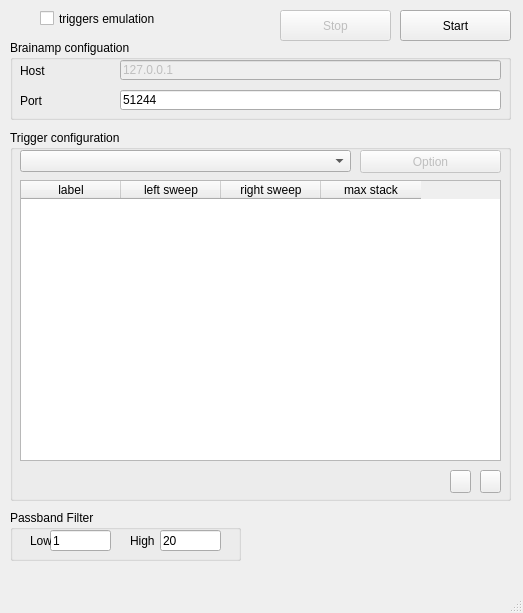
Qt form pybart/ui_configpanel.ui (felixcapuano/pybart) before a commit.
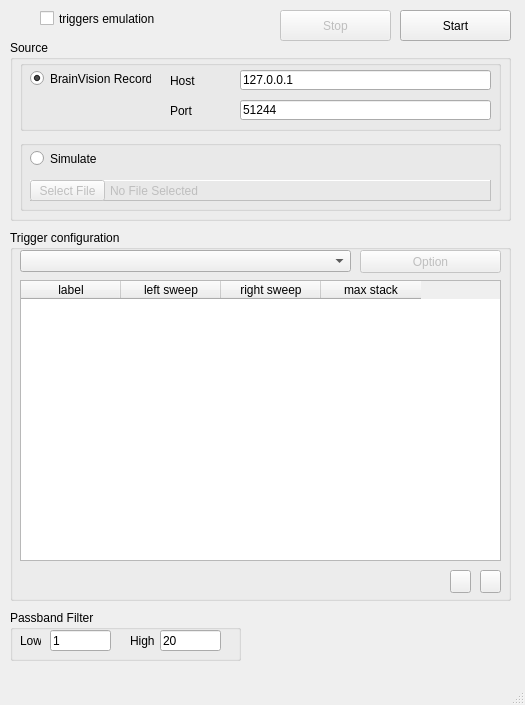
The same form after that commit. Icons and pictures are not drawn.

The edit to the form file:
```diff
--- a/pybart/ui_configpanel.ui
+++ b/pybart/ui_configpanel.ui
@@ -2,14 +2,29 @@
 <ui version="4.0">
  <class>ConfigPanel</class>
  <widget class="QMainWindow" name="ConfigPanel">
+  <property name="enabled">
+   <bool>true</bool>
+  </property>
   <property name="geometry">
    <rect>
     <x>0</x>
     <y>0</y>
-    <width>523</width>
-    <height>613</height>
+    <width>525</width>
+    <height>705</height>
    </rect>
   </property>
+  <property name="minimumSize">
+   <size>
+    <width>525</width>
+    <height>0</height>
+   </size>
+  </property>
+  <property name="maximumSize">
+   <size>
+    <width>525</width>
+    <height>16777215</height>
+   </size>
+  </property>
   <property name="contextMenuPolicy">
    <enum>Qt::CustomContextMenu</enum>
   </property>
@@ -23,73 +38,185 @@
       <x>10</x>
       <y>40</y>
       <width>501</width>
-      <height>80</height>
+      <height>181</height>
      </rect>
     </property>
     <property name="title">
-     <string>Brainamp configuation</string>
+     <string>Source</string>
     </property>
-    <widget class="QLabel" name="label_host">
+    <widget class="QGroupBox" name="groupBox_4">
      <property name="geometry">
       <rect>
        <x>10</x>
-       <y>20</y>
-       <width>91</width>
-       <height>21</height>
+       <y>100</y>
+       <width>481</width>
+       <height>71</height>
       </rect>
      </property>
-     <property name="text">
-      <string>Host</string>
+     <property name="title">
+      <string/>
      </property>
+     <widget class="QRadioButton" name="radio_simulate">
+      <property name="geometry">
+       <rect>
+        <x>10</x>
+        <y>10</y>
+        <width>82</width>
+        <height>17</height>
+       </rect>
+      </property>
+      <property name="text">
+       <string>Simulate</string>
+      </property>
+      <attribute name="buttonGroup">
+       <string notr="true">radioGroup_source</string>
+      </attribute>
+     </widget>
+     <widget class="QFrame" name="frame_select_file">
+      <property name="enabled">
+       <bool>false</bool>
+      </property>
+      <property name="geometry">
+       <rect>
+        <x>10</x>
+        <y>40</y>
+        <width>461</width>
+        <height>21</height>
+       </rect>
+      </property>
+      <property name="frameShape">
+       <enum>QFrame::Panel</enum>
+      </property>
+      <property name="frameShadow">
+       <enum>QFrame::Raised</enum>
+      </property>
+      <widget class="QPushButton" name="button_file_simulated">
+       <property name="geometry">
+        <rect>
+         <x>0</x>
+         <y>0</y>
+         <width>75</width>
+         <height>21</height>
+        </rect>
+       </property>
+       <property name="text">
+        <string>Select File</string>
+       </property>
+      </widget>
+      <widget class="QLabel" name="label_filename">
+       <property name="geometry">
+        <rect>
+         <x>80</x>
+         <y>0</y>
+         <width>371</width>
+         <height>21</height>
+        </rect>
+       </property>
+       <property name="frameShape">
+        <enum>QFrame::NoFrame</enum>
+       </property>
+       <property name="frameShadow">
+        <enum>QFrame::Plain</enum>
+       </property>
+       <property name="text">
+        <string>No File Selected</string>
+       </property>
+      </widget>
+     </widget>
     </widget>
-    <widget class="QLabel" name="label_port">
+    <widget class="QGroupBox" name="groupBox_5">
      <property name="geometry">
       <rect>
        <x>10</x>
-       <y>50</y>
-       <width>91</width>
-       <height>21</height>
-      </rect>
-     </property>
-     <property name="text">
-      <string>Port</string>
-     </property>
-    </widget>
-    <widget class="QLineEdit" name="line_host">
-     <property name="enabled">
-      <bool>false</bool>
-     </property>
-     <property name="geometry">
-      <rect>
-       <x>110</x>
        <y>20</y>
-       <width>381</width>
-       <height>20</height>
+       <width>481</width>
+       <height>71</height>
       </rect>
      </property>
-     <property name="text">
-      <string>127.0.0.1</string>
+     <property name="title">
+      <string/>
      </property>
-    </widget>
-    <widget class="QLineEdit" name="line_port">
-     <property name="geometry">
-      <rect>
-       <x>110</x>
-       <y>50</y>
-       <width>381</width>
-       <height>20</height>
-      </rect>
-     </property>
-     <property name="text">
-      <string>51244</string>
-     </property>
+     <widget class="QRadioButton" name="radio_BVRec">
+      <property name="geometry">
+       <rect>
+        <x>10</x>
+        <y>10</y>
+        <width>121</width>
+        <height>17</height>
+       </rect>
+      </property>
+      <property name="text">
+       <string>BrainVision Recorder</string>
+      </property>
+      <property name="checked">
+       <bool>true</bool>
+      </property>
+      <attribute name="buttonGroup">
+       <string notr="true">radioGroup_source</string>
+      </attribute>
+     </widget>
+     <widget class="QLineEdit" name="line_port">
+      <property name="geometry">
+       <rect>
+        <x>220</x>
+        <y>40</y>
+        <width>251</width>
+        <height>20</height>
+       </rect>
+      </property>
+      <property name="text">
+       <string>51244</string>
+      </property>
+     </widget>
+     <widget class="QLineEdit" name="line_host">
+      <property name="enabled">
+       <bool>true</bool>
+      </property>
+      <property name="geometry">
+       <rect>
+        <x>220</x>
+        <y>10</y>
+        <width>251</width>
+        <height>20</height>
+       </rect>
+      </property>
+      <property name="text">
+       <string>127.0.0.1</string>
+      </property>
+     </widget>
+     <widget class="QLabel" name="label_port">
+      <property name="geometry">
+       <rect>
+        <x>150</x>
+        <y>40</y>
+        <width>61</width>
+        <height>21</height>
+       </rect>
+      </property>
+      <property name="text">
+       <string>Port</string>
+      </property>
+     </widget>
+     <widget class="QLabel" name="label_host">
+      <property name="geometry">
+       <rect>
+        <x>150</x>
+        <y>10</y>
+        <width>61</width>
+        <height>21</height>
+       </rect>
+      </property>
+      <property name="text">
+       <string>Host</string>
+      </property>
+     </widget>
     </widget>
    </widget>
    <widget class="QGroupBox" name="groupBox_2">
     <property name="geometry">
      <rect>
       <x>10</x>
-      <y>130</y>
+      <y>230</y>
       <width>501</width>
       <height>371</height>
      </rect>
@@ -230,7 +357,7 @@
     <property name="geometry">
      <rect>
       <x>10</x>
-      <y>510</y>
+      <y>610</y>
       <width>231</width>
       <height>51</height>
      </rect>
@@ -267,7 +394,7 @@
     <widget class="QLabel" name="label_low">
      <property name="geometry">
       <rect>
-       <x>20</x>
+       <x>10</x>
        <y>20</y>
        <width>21</width>
        <height>21</height>
```
Left out of the diff: 5 changed lines with no effect on the pictures.
